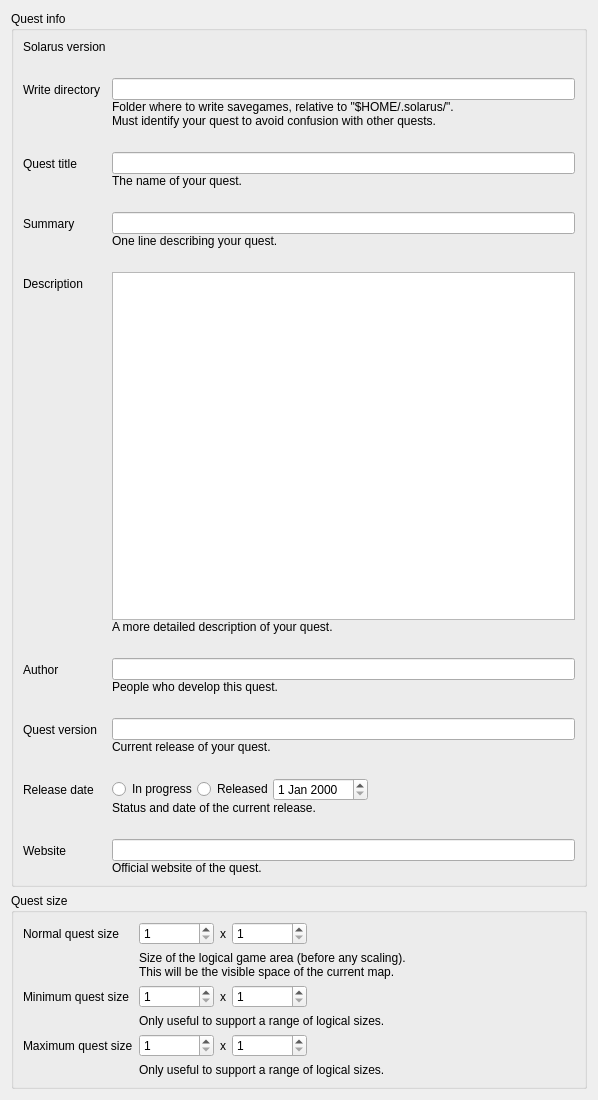
Above: src/widgets/quest_properties_editor.ui from solarus-games/solarus-quest-editor before the change. Below: the same form after it.
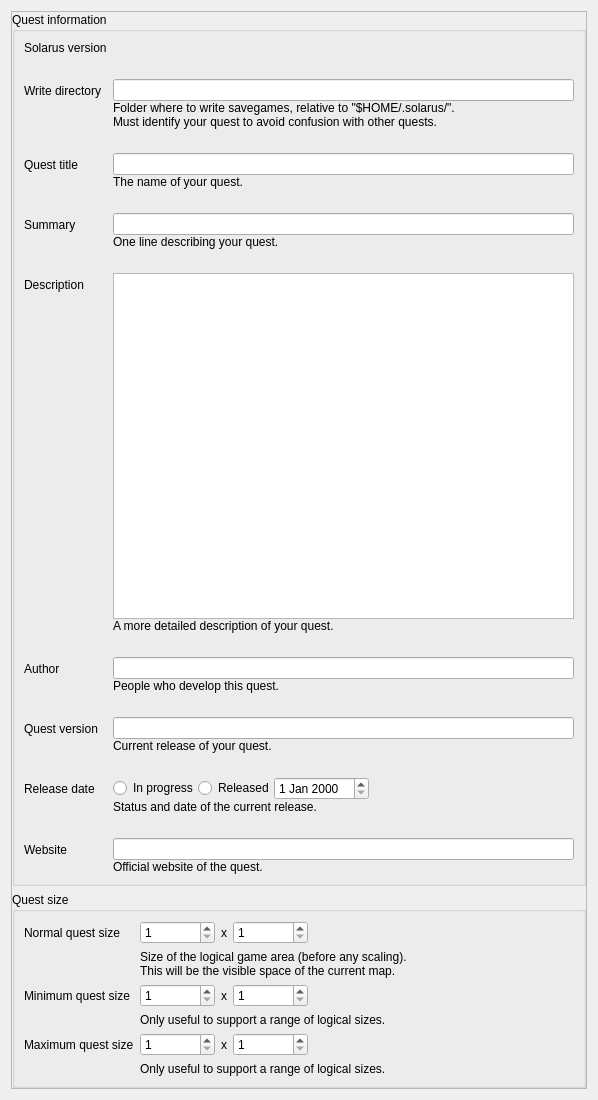
That is the form after the change.

Commit message: Put quest properties in a scroll area

The edit to the form file:
```diff
--- a/src/widgets/quest_properties_editor.ui
+++ b/src/widgets/quest_properties_editor.ui
@@ -10,11 +10,38 @@
     <height>1100</height>
    </rect>
   </property>
+  <layout class="QVBoxLayout" name="verticalLayout_5">
+   <item>
+    <widget class="QScrollArea" name="scroll_area">
+     <property name="widgetResizable">
+      <bool>true</bool>
+     </property>
+     <widget class="QWidget" name="scrollAreaWidgetContents">
+      <property name="geometry">
+       <rect>
+        <x>0</x>
+        <y>0</y>
+        <width>580</width>
+        <height>1064</height>
+       </rect>
+      </property>
   <layout class="QVBoxLayout" name="verticalLayout_3">
+       <property name="leftMargin">
+        <number>0</number>
+       </property>
+       <property name="topMargin">
+        <number>0</number>
+       </property>
+       <property name="rightMargin">
+        <number>0</number>
+       </property>
+       <property name="bottomMargin">
+        <number>0</number>
+       </property>
    <item>
     <widget class="QGroupBox" name="quest_info_group_box">
      <property name="title">
-      <string>Quest info</string>
+          <string>Quest information</string>
      </property>
      <layout class="QVBoxLayout" name="verticalLayout_4">
       <item>
@@ -577,8 +604,10 @@
     </widget>
    </item>
   </layout>
-  <zorder>quest_size_group_box</zorder>
-  <zorder>quest_info_group_box</zorder>
+     </widget>
+    </widget>
+   </item>
+  </layout>
  </widget>
  <resources/>
  <connections/>
```
Lines whose indentation alone changed are shown as unchanged.
